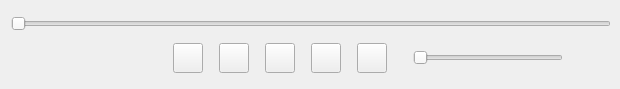
Above: app/src/playercontrols.ui from ailchuk/uamp before the change. Below: the same form after it.
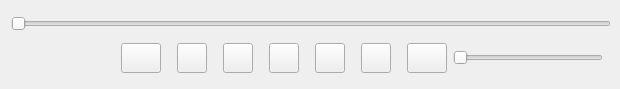
That is the form after the change. Custom widgets are drawn as their Qt base class.

Commit message: add buttons but need to fix shuffle and repeat buttons

Diff of the .ui file:
```diff
--- a/app/src/playercontrols.ui
+++ b/app/src/playercontrols.ui
@@ -75,7 +75,42 @@
        </property>
        <property name="sizeHint" stdset="0">
         <size>
-         <width>200</width>
+         <width>140</width>
+         <height>20</height>
+        </size>
+       </property>
+      </spacer>
+     </item>
+     <item>
+      <widget class="QPushButton" name="shuffle">
+       <property name="minimumSize">
+        <size>
+         <width>0</width>
+         <height>0</height>
+        </size>
+       </property>
+       <property name="maximumSize">
+        <size>
+         <width>40</width>
+         <height>30</height>
+        </size>
+       </property>
+       <property name="text">
+        <string/>
+       </property>
+      </widget>
+     </item>
+     <item>
+      <spacer name="horizontalSpacer_8">
+       <property name="orientation">
+        <enum>Qt::Horizontal</enum>
+       </property>
+       <property name="sizeType">
+        <enum>QSizePolicy::Fixed</enum>
+       </property>
+       <property name="sizeHint" stdset="0">
+        <size>
+         <width>10</width>
          <height>20</height>
         </size>
        </property>
@@ -280,12 +315,31 @@
        </property>
        <property name="sizeHint" stdset="0">
         <size>
-         <width>20</width>
+         <width>10</width>
          <height>20</height>
         </size>
        </property>
       </spacer>
      </item>
+     <item>
+      <widget class="QPushButton" name="repeat">
+       <property name="minimumSize">
+        <size>
+         <width>0</width>
+         <height>0</height>
+        </size>
+       </property>
+       <property name="maximumSize">
+        <size>
+         <width>40</width>
+         <height>30</height>
+        </size>
+       </property>
+       <property name="text">
+        <string/>
+       </property>
+      </widget>
+     </item>
      <item>
       <widget class="PlayerControlsSlider" name="volumeSlider">
        <property name="sizePolicy">
```
The commit also changes 11 other files.
